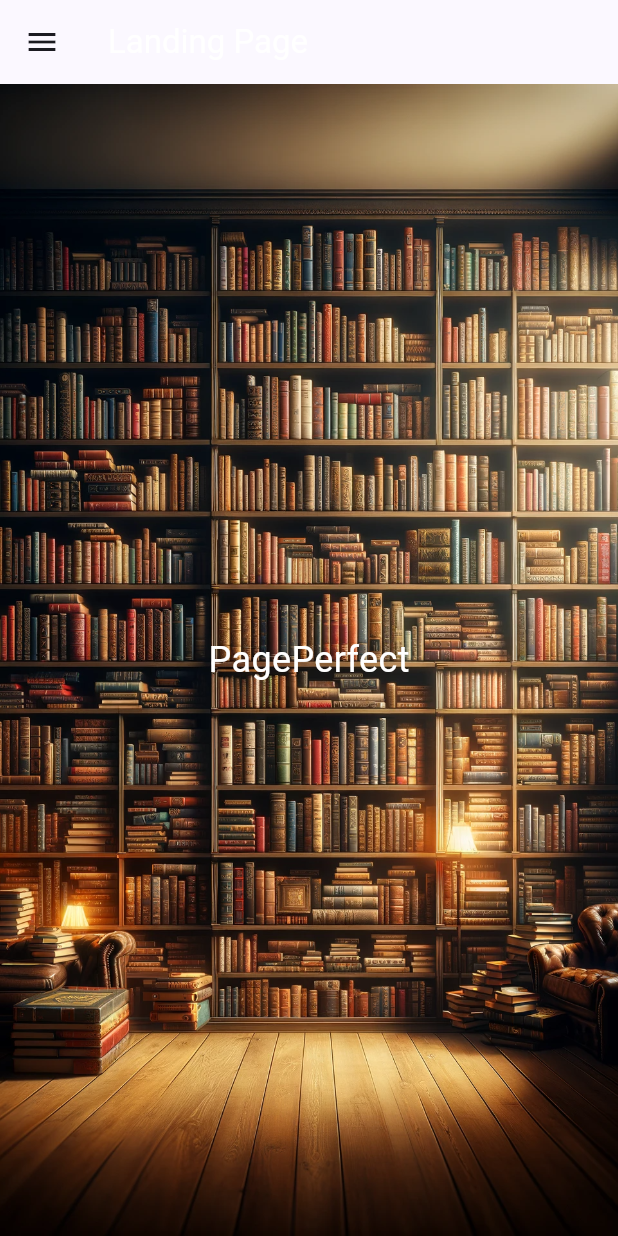
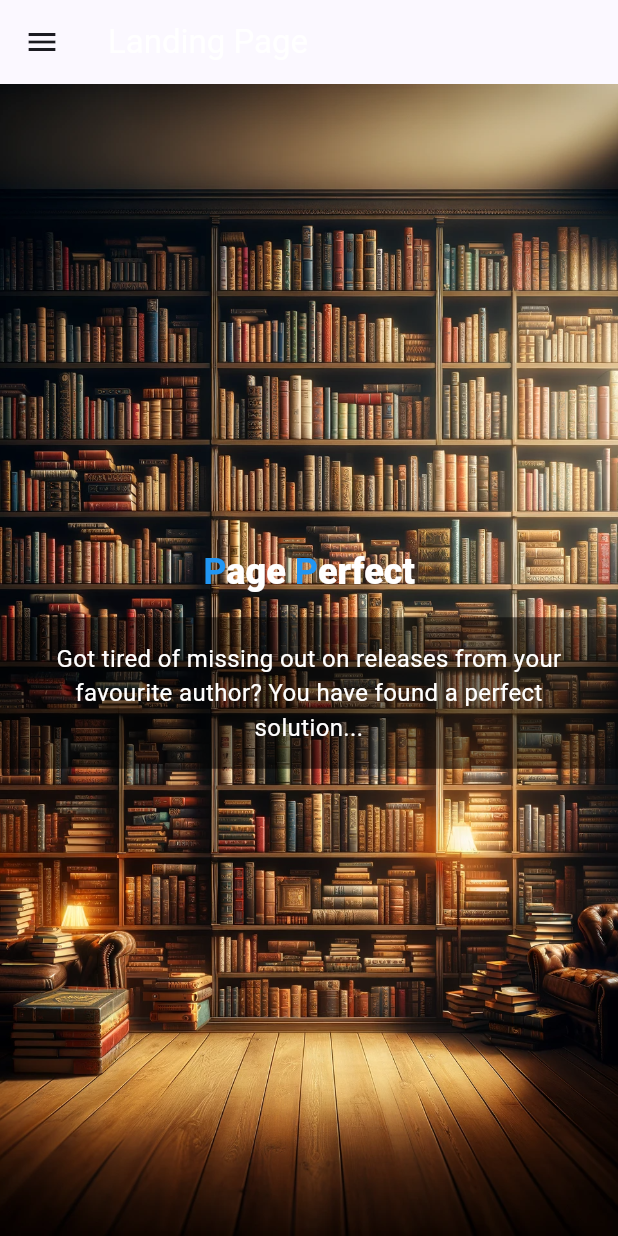
Before and after one commit to F08PBP/PagePerfectMobile, a Flutter app: the screen it shows after launch, on a phone screen of 412 x 824 dp. Run offline on Flutter 3.47's test engine with Material 3 defaults, Android fonts, the light colour scheme and no system bars; missing offline and left inert: pbp_django_auth.

Commit message:
Revisi Design

```diff
--- a/lib/screens/umum/landing.dart
+++ b/lib/screens/umum/landing.dart
@@ -1,3 +1,5 @@
+// ignore_for_file: prefer_const_constructors, prefer_const_literals_to_create_immutables
+
 import 'package:flutter/material.dart';
 import 'package:pageperfectmobile/widgets/left_drawer_landing.dart';
 
@@ -34,9 +36,61 @@
           ),
         ),
         child: Center(
-          child: Text(
-            'PagePerfect',
-            style: TextStyle(color: Colors.white, fontSize: 24.0),
+          child: Column(
+            mainAxisAlignment: MainAxisAlignment.center,
+            children: [
+              RichText(
+                text: TextSpan(
+                  style: DefaultTextStyle.of(context).style,
+                  children: [
+                    TextSpan(
+                      text: 'P',
+                      style: TextStyle(
+                          color: Colors.blue,
+                          fontSize: 24.0,
+                          fontWeight: FontWeight.bold,
+                          decoration: TextDecoration.none),
+                    ),
+                    TextSpan(
+                      text: 'age ',
+                      style: TextStyle(
+                          color: Colors.white,
+                          fontSize: 24.0,
+                          decoration: TextDecoration.none),
+                    ),
+                    TextSpan(
+                      text: 'P',
+                      style: TextStyle(
+                          color: Colors.blue,
+                          fontSize: 24.0,
+                          fontWeight: FontWeight.bold,
+                          decoration: TextDecoration.none),
+                    ),
+                    TextSpan(
+                      text: 'erfect',
+                      style: TextStyle(
+                          color: Colors.white,
+                          fontSize: 24.0,
+                          decoration: TextDecoration.none),
+                    ),
+                  ],
+                ),
+              ),
+              SizedBox(height: 16.0),
+              Container(
+                padding: EdgeInsets.all(16.0),
+                color: Colors.black.withOpacity(0.5),
+                child: Text(
+                  'Got tired of missing out on releases from your favourite author? '
+                  'You have found a perfect solution...',
+                  style: TextStyle(
+                    color: Colors.white,
+                    fontSize: 16.0,
+                  ),
+                  textAlign: TextAlign.center,
+                ),
+              ),
+            ],
           ),
         ),
       ),
```
